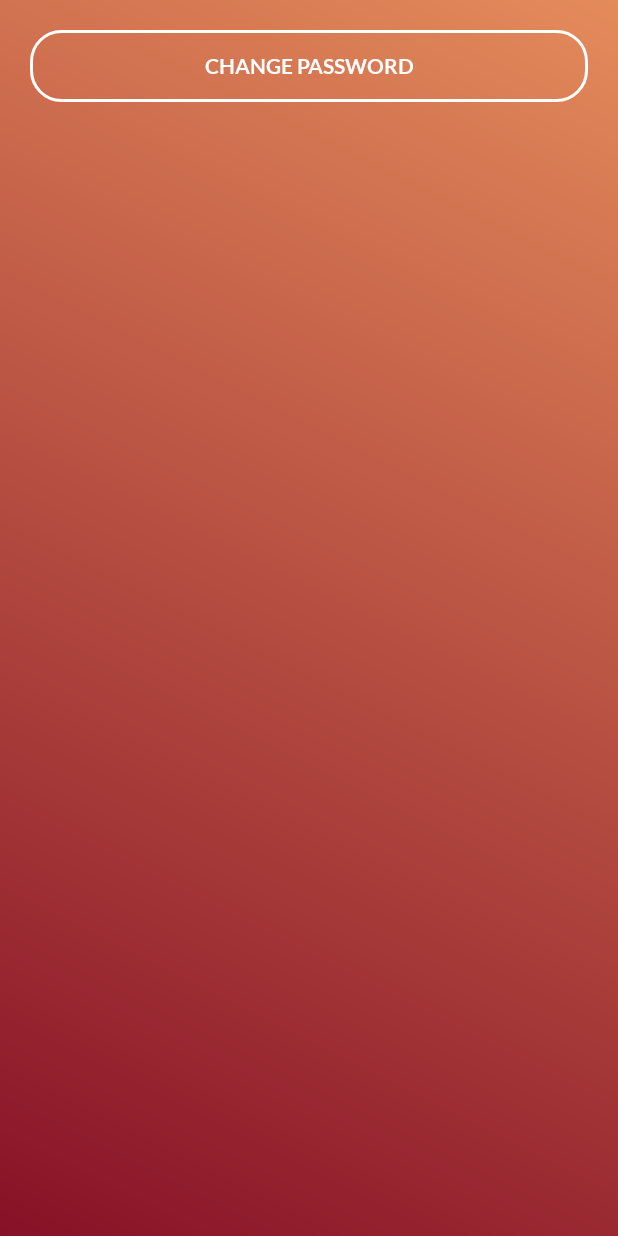
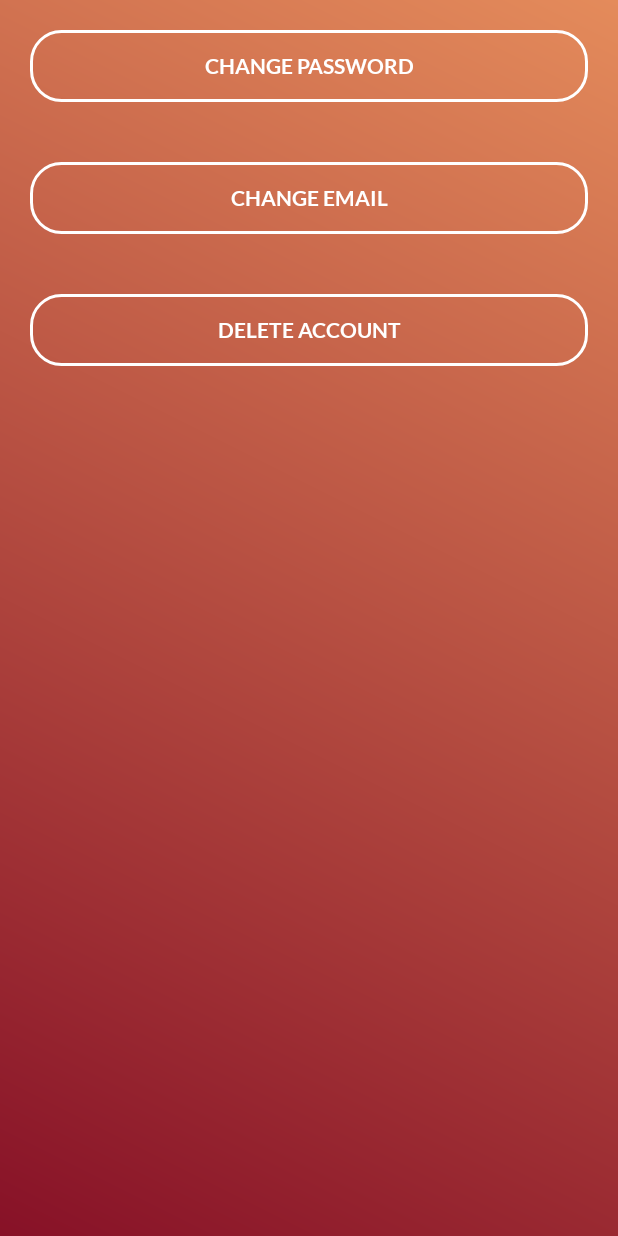
Before and after one commit to Kapiwara/rmwkteam, an Android app: the AccountManagement screen opened directly, with no data from a screen before it, on a phone screen of 412 x 824 dp. Run offline under Robolectric (Android 15) with nearby library versions, the phone set to English and light mode, and no system bars; our stand-ins replace Firebase (no records; nobody signed in at launch, a user with empty details on screens opened directly).

Commit message:
Email change and account delete done without changing mail in db also basic layout

```diff
--- a/app/src/main/AndroidManifest.xml
+++ b/app/src/main/AndroidManifest.xml
@@ -9,6 +9,9 @@
         android:roundIcon="@mipmap/ic_launcher_round"
         android:supportsRtl="true"
         android:theme="@style/Theme.Barberqueue">
+        <activity
+            android:name=".ChangeEmail"
+            android:exported="false" />
         <activity
             android:name=".AdminLoginPanel"
             android:exported="false" />
@@ -34,7 +37,6 @@
         <meta-data
             android:name="preloaded_fonts"
             android:resource="@array/preloaded_fonts" />
-
     </application>
 
 </manifest>
--- a/app/src/main/java/com/example/barberqueue/Registration.kt
+++ b/app/src/main/java/com/example/barberqueue/Registration.kt
@@ -44,9 +44,6 @@ class Registration : AppCompatActivity() {
 
 
     private fun createUser(email:String, password:String){
-
-
-
 
         mAuth.createUserWithEmailAndPassword(email, password)
             .addOnCompleteListener(this, this::handleRegistration)
--- a/app/src/main/res/layout/acc_management.xml
+++ b/app/src/main/res/layout/acc_management.xml
@@ -15,5 +15,25 @@
         android:textColor="@color/white"
         android:background="@drawable/button_design_1"
         ></androidx.appcompat.widget.AppCompatButton>
+    <androidx.appcompat.widget.AppCompatButton
+        android:layout_width="match_parent"
+        android:layout_height="wrap_content"
+        android:layout_margin="20dp"
+        android:text="CHANGE EMAIL"
+        android:id="@+id/change_email_btn"
+        android:fontFamily="@font/lato_bold"
+        android:textColor="@color/white"
+        android:background="@drawable/button_design_1"
+        ></androidx.appcompat.widget.AppCompatButton>
+    <androidx.appcompat.widget.AppCompatButton
+        android:layout_width="match_parent"
+        android:layout_height="wrap_content"
+        android:layout_margin="20dp"
+        android:text="DELETE ACCOUNT"
+        android:id="@+id/delete_acc_btn"
+        android:fontFamily="@font/lato_bold"
+        android:textColor="@color/white"
+        android:background="@drawable/button_design_1"
+        ></androidx.appcompat.widget.AppCompatButton>
 
 </androidx.appcompat.widget.LinearLayoutCompat>
```
Also changed, not shown: app/src/main/java/com/example/barberqueue/AccountManagement.kt (+56 -2 lines), app/src/main/java/com/example/barberqueue/ChangeEmail.kt (added, +74 -0 lines), app/src/main/res/layout/activity_change_email.xml (added, +71 -0 lines).
